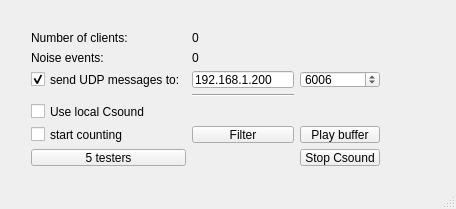
The window that noisegame-gui/noisewindow.ui (tarmoj/noisegame) describes before a commit, drawn with Qt 5.
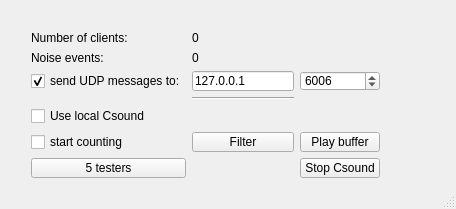
The same window after the commit.

Patch:
```diff
--- a/noisegame-gui/noisewindow.ui
+++ b/noisegame-gui/noisewindow.ui
@@ -20,7 +20,7 @@
       <x>20</x>
       <y>20</y>
       <width>371</width>
-      <height>156</height>
+      <height>168</height>
      </rect>
     </property>
     <layout class="QGridLayout" name="gridLayout">
@@ -114,7 +114,7 @@
      <item row="2" column="1">
       <widget class="QLineEdit" name="ipLineEdit">
        <property name="text">
-        <string>192.168.1.200</string>
+        <string>127.0.0.1</string>
        </property>
       </widget>
      </item>
```
